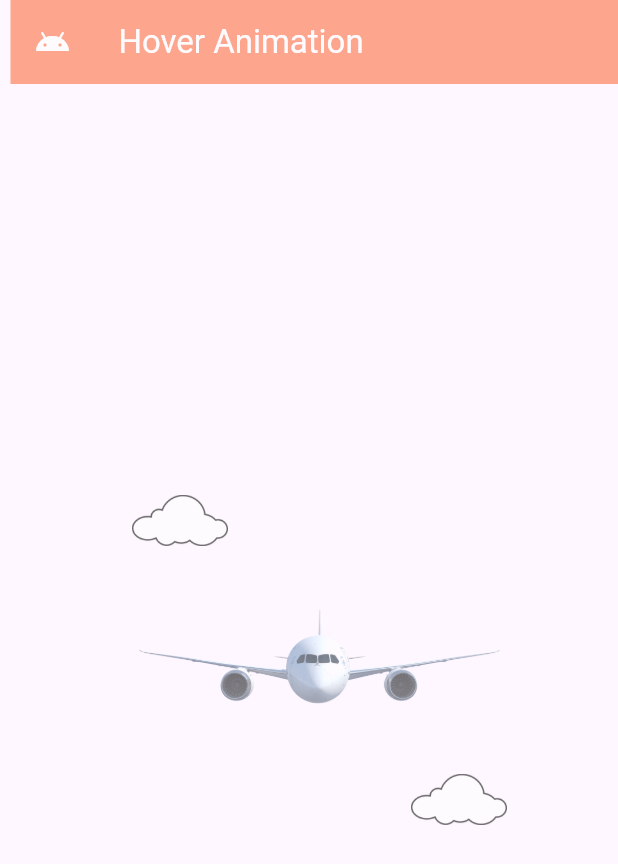
After one commit to emondd4/flutter_animation, a Flutter app: the screen it shows after launch, after a tap on "Hover Animation", on a phone screen of 412 x 824 dp. The commit adds this screen. Shown: the top 864 px of the screen. Run offline on Flutter 3.47's test engine with Material 2 defaults, Android fonts, the phone set to English and light mode, and no system bars.

Commit message:
hover animation done

```diff
--- a/lib/HomeScreen.dart
+++ b/lib/HomeScreen.dart
@@ -2,6 +2,7 @@ import 'dart:async';
 
 import 'package:flutter/material.dart';
 import 'package:flutter_animation/HeroAnimationScreen.dart';
+import 'package:flutter_animation/HoverAnimationScreen.dart';
 import 'package:flutter_animation/OpacityAnimationScreen.dart';
 import 'package:flutter_animation/RippleAnimationScreen.dart';
 import 'package:flutter_animation/TwinAnimationScreen.dart';
@@ -51,6 +52,8 @@ class _HomePageState extends State<HomePage> {
             customButton("Hero Animation", const HeroAnimationPage()),
             const SizedBox(height: 10.0,),
             customButton("Ripple Animation", const RippleAnimationPage()),
+            const SizedBox(height: 10.0,),
+            customButton("Hover Animation", const HoverAnimationPage()),
           ],
         ),
       ),
--- /dev/null
+++ b/lib/HoverAnimationScreen.dart
@@ -0,0 +1,52 @@
+import 'package:flutter/material.dart';
+
+class HoverAnimationPage extends StatefulWidget {
+  const HoverAnimationPage({Key? key}) : super(key: key);
+
+  @override
+  State<HoverAnimationPage> createState() => _HoverAnimationPageState();
+}
+
+class _HoverAnimationPageState extends State<HoverAnimationPage> with SingleTickerProviderStateMixin {
+
+  late Animation<Offset> animation;
+  late AnimationController animationController;
+
+  @override
+  void initState() {
+    animationController = AnimationController(vsync: this,duration: const Duration(seconds: 3))..repeat(reverse: true);
+    animation = Tween(begin: Offset.zero,end: Offset(0, 0.08)).animate(CurvedAnimation(parent: animationController, curve: Curves.easeInOut));
+
+    super.initState();
+  }
+
+  @override
+  Widget build(BuildContext context) {
+    return Scaffold(
+      appBar: AppBar(
+        leading: const Icon(
+          Icons.android,
+          color: Colors.white,
+        ),
+        title: const Text(
+          "Hover Animation",
+          style: TextStyle(color: Colors.white),
+        ),
+        backgroundColor: Colors.deepOrangeAccent,
+      ),
+      body: Center(
+        child: SizedBox(
+          height: 250.0,
+          width: 250.0,
+          child: Stack(
+            children: [
+              Positioned(left: 0,top: 0,child: Image.asset("assets/images/cloud.png",height: 64.0,width: 64.0,),),
+              Positioned(left: 0,top: 0,bottom: 0,right: 0,child: SlideTransition(position:animation,child: Image.asset("assets/images/plane.png",height: 64.0,width: 64.0,)),),
+              Positioned(right: 0,bottom: 0,child: Image.asset("assets/images/cloud.png",height: 64.0,width: 64.0,),)
+            ],
+          ),
+        ),
+      ),
+    );
+  }
+}
```
Also changed, not shown: assets/images/cloud.png (added), assets/images/plane.png (added).
